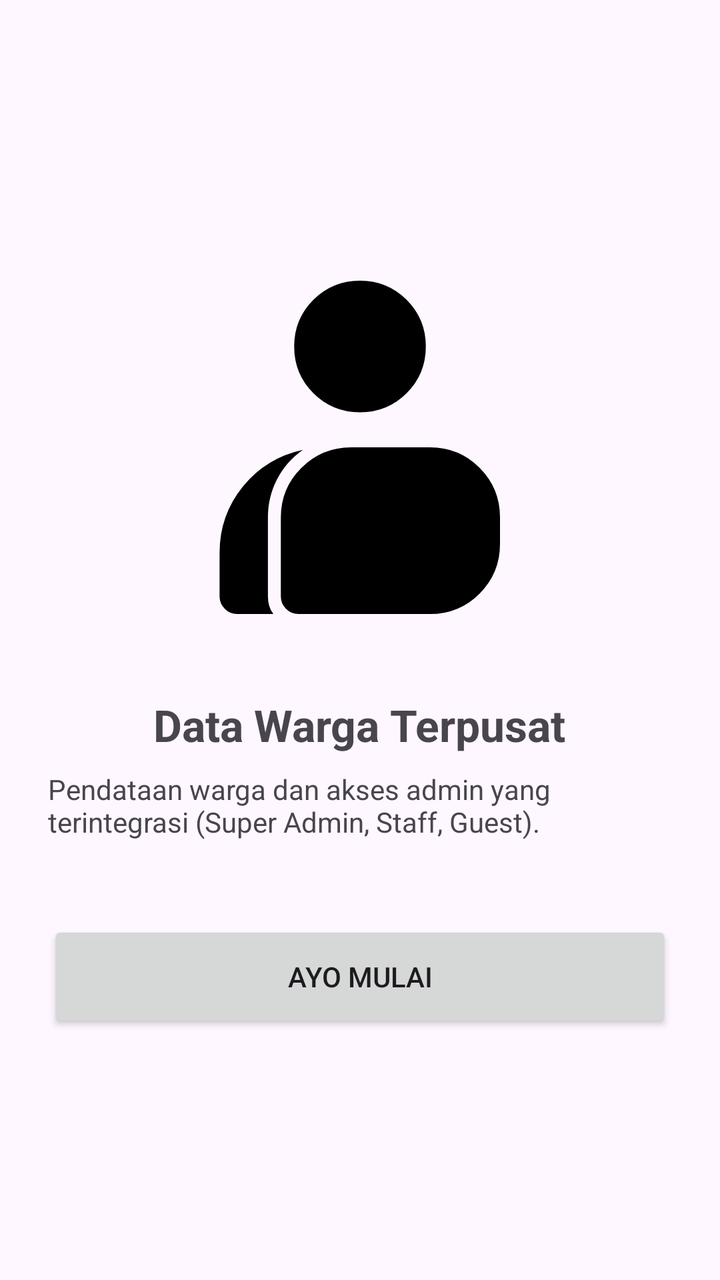
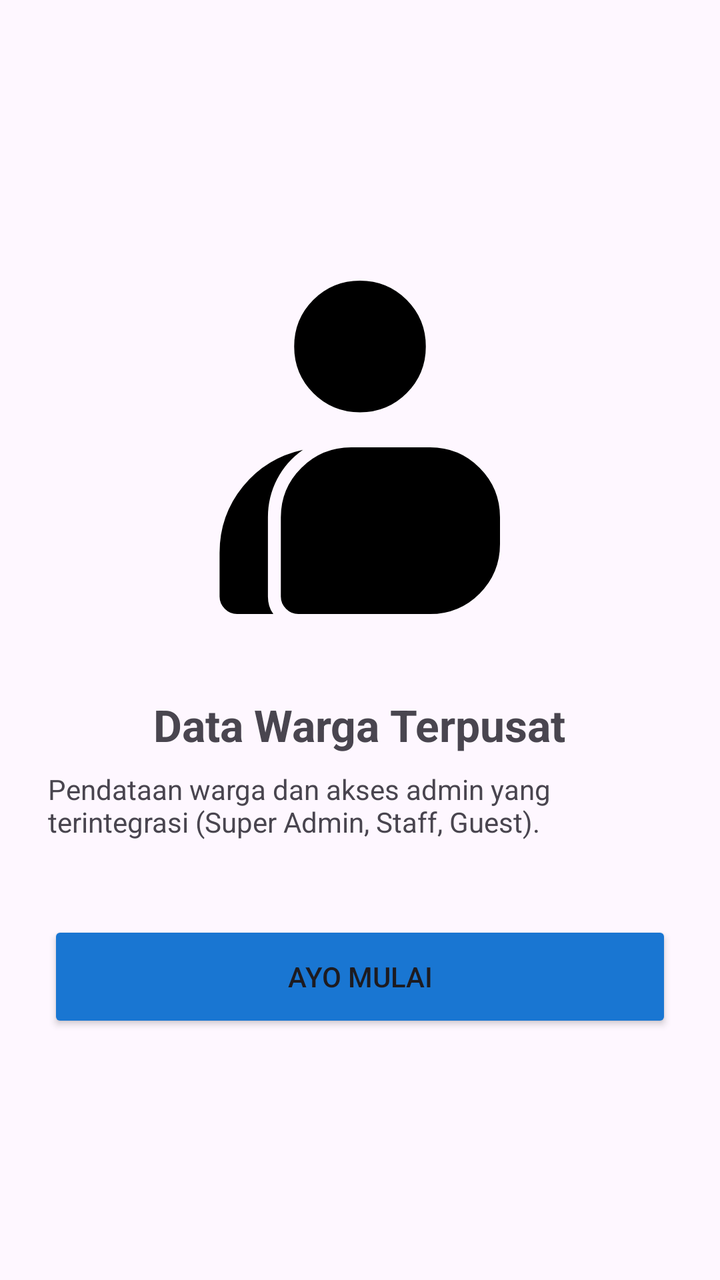

Before-and-after screenshots of an Android layout around one commit, followed by the original layout XML and the change that was made.
<!-- AndroidManifest.xml: application theme Theme.Faqihblackhawk -->
<!-- res/layout/fragment_onboard3.xml -->
<?xml version="1.0" encoding="utf-8"?>
<LinearLayout xmlns:android="http://schemas.android.com/apk/res/android"
    android:layout_width="match_parent"
    android:layout_height="match_parent"
    android:orientation="vertical"
    android:gravity="center"
    android:padding="24dp">

    <ImageView
        android:layout_width="200dp"
        android:layout_height="200dp"
        android:src="@drawable/ic_person2" />

    <TextView
        android:layout_width="wrap_content"
        android:layout_height="wrap_content"
        android:text="Data Warga Terpusat"
        android:textSize="22sp"
        android:textStyle="bold"
        android:layout_marginTop="24dp" />

    <TextView
        android:layout_width="wrap_content"
        android:layout_height="wrap_content"
        android:text="Pendataan warga dan akses admin yang terintegrasi (Super Admin, Staff, Guest)."
        android:textAlignment="center"
        android:layout_marginTop="8dp" />

    <Button
        android:id="@+id/btnMulai"
        android:layout_width="match_parent"
        android:layout_height="56dp"
        android:text="Ayo Mulai"
        android:layout_marginTop="40dp" />

</LinearLayout>
<!-- resources referenced by this layout -->
<resources>
  <!-- drawable ic_person2 (drawable) -->
  <vector xmlns:android="http://schemas.android.com/apk/res/android" android:height="24dp" android:tint="#000000" android:viewportHeight="960" android:viewportWidth="960" android:width="24dp">
        
      <path android:fillColor="@android:color/white" android:pathData="M185,880Q168,880 155.5,867.5Q143,855 143,838L143,733Q143,643 199,574Q255,505 343,486Q303,514 281,556.5Q259,599 259,648L259,838Q259,849 262,860Q265,871 272,880L185,880ZM332,880Q315,880 302.5,867.5Q290,855 290,838L290,648Q290,578 339.5,529Q389,480 459,480L648,480Q718,480 767,529Q816,578 816,648L816,712Q816,782 767,831Q718,880 648,880L332,880ZM480,396Q414,396 368,350Q322,304 322,238Q322,172 368,126Q414,80 480,80Q546,80 592,126Q638,172 638,238Q638,304 592,350Q546,396 480,396Z"/>
      
  </vector>
  <style name="Theme.Faqihblackhawk" parent="Base.Theme.Faqihblackhawk" />
  <style name="Base.Theme.Faqihblackhawk" parent="Theme.Material3.DayNight.NoActionBar">
          
          
      </style>
</resources>

<!-- the commit's change to res/layout/fragment_onboard3.xml (unified diff, before → after) -->
@@ -31,6 +31,7 @@
         android:layout_width="match_parent"
         android:layout_height="56dp"
         android:text="Ayo Mulai"
+        android:backgroundTint="@color/blue_dark"
         android:layout_marginTop="40dp" />
 
 </LinearLayout>
<!-- resource entries referenced after the edit -->
@@ -1,5 +1,6 @@
 <!-- resources referenced by this layout -->
 <resources>
+  <color name="blue_dark">#1976D2</color>
   <!-- drawable ic_person2 (drawable) -->
   <vector xmlns:android="http://schemas.android.com/apk/res/android" android:height="24dp" android:tint="#000000" android:viewportHeight="960" android:viewportWidth="960" android:width="24dp">
         
